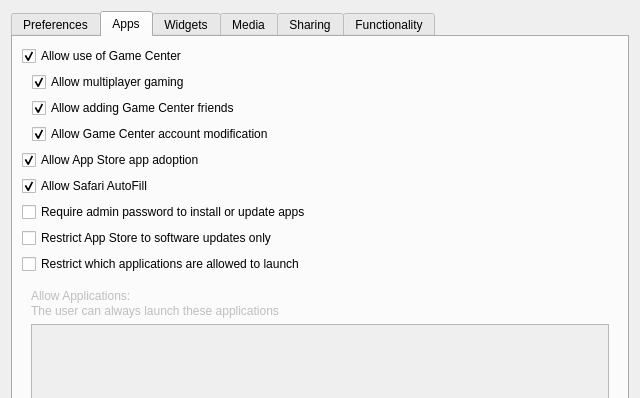
Before: the Qt Designer form FWAdminLib/Configurator/RestrictionsOSXForm.ui in fw-dev/translations, drawn with Qt 5; both pictures show x 0 to 640 and y 0 to 398 of the 640 by 1430 pixel window.
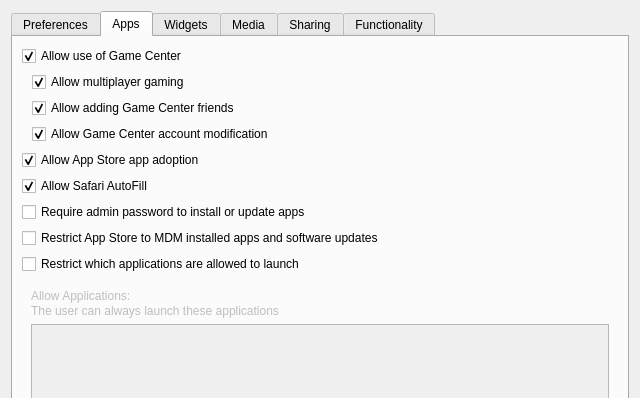
After: the same form once the commit is applied. The open tabs and pages were chosen to show the change. Icons and pictures are not drawn.

Diff of the .ui file:
```diff
--- a/FWAdminLib/Configurator/RestrictionsOSXForm.ui
+++ b/FWAdminLib/Configurator/RestrictionsOSXForm.ui
@@ -913,7 +913,7 @@
        <item>
         <widget class="QCheckBox" name="restrictAppStoreSU">
          <property name="text">
-          <string>Restrict App Store to software updates only</string>
+          <string>Restrict App Store to MDM installed apps and software updates</string>
          </property>
         </widget>
        </item>
```
